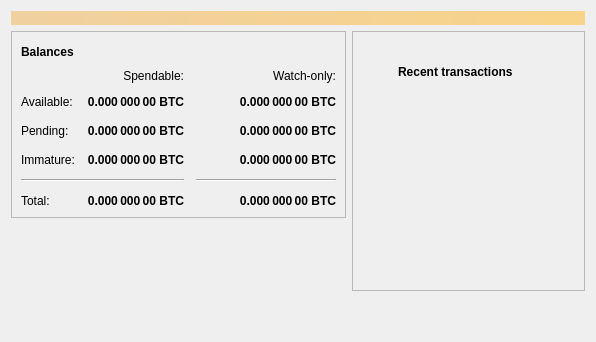
Qt form src/qt/forms/overviewpage.ui (willyko/syscoin2) before a commit.
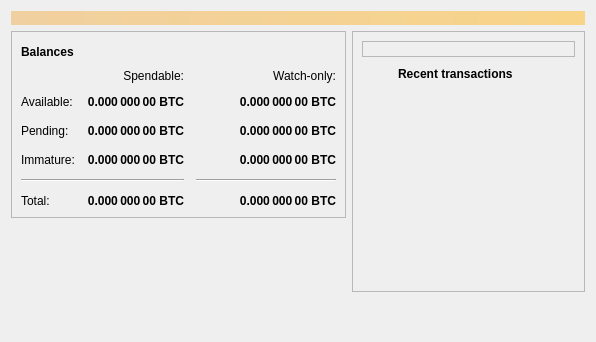
The same form after that commit.

```diff
--- a/src/qt/forms/overviewpage.ui
+++ b/src/qt/forms/overviewpage.ui
@@ -426,6 +426,12 @@
          <layout class="QVBoxLayout" name="verticalLayout">
           <item>
            <widget class="QLabel" name="transactionHeader">
+            <property name="frameShape">
+             <enum>QFrame::StyledPanel</enum>
+            </property>
+            <property name="lineWidth">
+             <number>0</number>
+            </property>
             <property name="text">
              <string/>
             </property>
```
